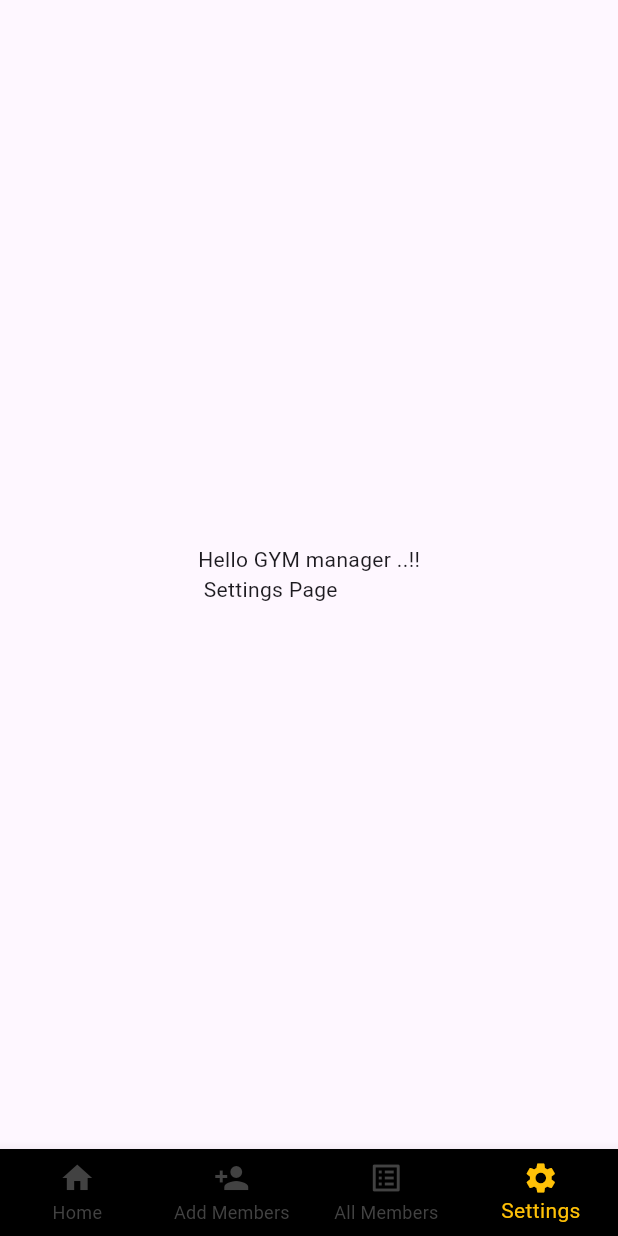
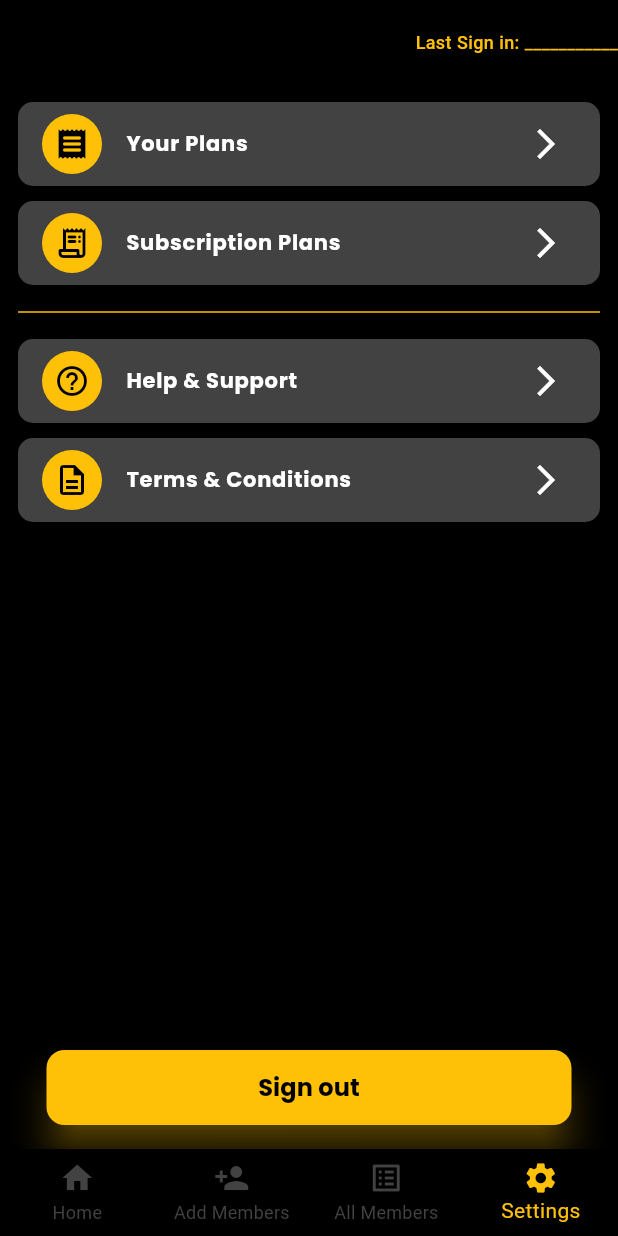
Before and after one commit to ferajofficial/gym_manager, a Flutter app: the screen it shows after launch, item 4 of the bottom bar chosen, on a phone screen of 412 x 824 dp. Run offline on Flutter 3.47's test engine with Material 3 defaults, Android fonts, the light colour scheme and no system bars; our stand-ins replace google_fonts, velocity_x; Roboto replaces fonts that are missing (Padauk).

Commit message:
✨ [#UI] - settings_page

```diff
--- a/lib/features/add_members/add_members.dart
+++ b/lib/features/add_members/add_members.dart
@@ -333,6 +333,8 @@ class _AddMembersViewState extends State<AddMembersView> {
                       shape: RoundedRectangleBorder(
                         borderRadius: BorderRadius.circular(10),
                       ),
+                      elevation: 10,
+                      shadowColor: Colors.amber,
                     ),
                     child: Text(
                       'Add Member',
--- a/lib/features/settings/settings.dart
+++ b/lib/features/settings/settings.dart
@@ -1,13 +1,19 @@
 import 'package:flutter/material.dart';
+import 'package:google_fonts/google_fonts.dart';
+import 'package:gym_manager/features/settings/widgets/base_settings.dart';
+import 'package:gym_manager/features/settings/widgets/last_date.dart';
+import 'package:gym_manager/features/settings/widgets/users_settings.dart';
+import 'package:velocity_x/velocity_x.dart';
 
 class Settings extends StatelessWidget {
-const Settings({ Key? key }) : super(key: key);
+  const Settings({super.key});
 
   @override
-  Widget build(BuildContext context){
-    return SettingsView();
+  Widget build(BuildContext context) {
+    return const SettingsView();
   }
 }
+
 class SettingsView extends StatefulWidget {
   const SettingsView({super.key});
 
@@ -18,8 +24,42 @@ class SettingsView extends StatefulWidget {
 class _SettingsViewState extends State<SettingsView> {
   @override
   Widget build(BuildContext context) {
-    return const Scaffold(
-      body: Center(child: Text("Hello GYM manager ..!!\n Settings Page")),
+    return Scaffold(
+      appBar: AppBar(
+        backgroundColor: Colors.black,
+        actions: const [LastDate()],
+      ),
+      backgroundColor: Colors.black,
+      body: Column(
+        children: [
+          const UsersSettings(),
+          10.heightBox,
+          const Divider(
+            color: Colors.amber,
+          ),
+          10.heightBox,
+          const BaseSettings(),
+        ],
+      ).p12(),
+      floatingActionButton: ElevatedButton(
+        onPressed: () {},
+        style: ElevatedButton.styleFrom(
+            backgroundColor: Colors.amber,
+            shape: RoundedRectangleBorder(
+              borderRadius: BorderRadius.circular(12),
+            ),
+            shadowColor: Colors.amber,
+            elevation: 10),
+        child: Text(
+          'Sign out',
+          style: TextStyle(
+              fontSize: Theme.of(context).textTheme.titleMedium?.fontSize,
+              fontFamily: GoogleFonts.poppins().fontFamily,
+              fontWeight: FontWeight.w700,
+              color: Colors.black),
+        ),
+      ).h(50).w(350),
+      floatingActionButtonLocation: FloatingActionButtonLocation.centerFloat,
     );
   }
 }
--- /dev/null
+++ b/lib/features/settings/widgets/base_settings.dart
@@ -0,0 +1,23 @@
+import 'package:flutter/material.dart';
+import 'package:gym_manager/features/settings/widgets/settings_tiles.dart';
+import 'package:velocity_x/velocity_x.dart';
+
+class BaseSettings extends StatelessWidget {
+  const BaseSettings({
+    super.key,
+  });
+
+  @override
+  Widget build(BuildContext context) {
+    return Column(
+      children: [
+        const SettingsTiles(
+          title: 'Help & Support',
+          icon: Icons.help_outline,
+        ),
+        10.heightBox,
+        const SettingsTiles(title: "Terms & Conditions", icon: Icons.description_outlined)
+      ],
+    );
+  }
+}
--- /dev/null
+++ b/lib/features/settings/widgets/last_date.dart
@@ -0,0 +1,32 @@
+import 'package:flutter/material.dart';
+import 'package:google_fonts/google_fonts.dart';
+
+class LastDate extends StatelessWidget {
+  const LastDate({
+    super.key,
+  });
+
+  @override
+  Widget build(BuildContext context) {
+    return Row(
+      children: [
+        Text(
+          'Last Sign in: ',
+          style: TextStyle(
+              fontSize: Theme.of(context).textTheme.bodySmall?.fontSize,
+              fontFamily: GoogleFonts.padauk().fontFamily,
+              fontWeight: FontWeight.w500,
+              color: Colors.amber),
+        ),
+        Text(
+          '___________',
+          style: TextStyle(
+              fontSize: Theme.of(context).textTheme.bodySmall?.fontSize,
+              fontFamily: GoogleFonts.palanquinDark().fontFamily,
+              fontWeight: FontWeight.w400,
+              color: Colors.amber),
+        ),
+      ],
+    );
+  }
+}
--- /dev/null
+++ b/lib/features/settings/widgets/settings_tiles.dart
@@ -0,0 +1,32 @@
+import 'package:flutter/material.dart';
+import 'package:google_fonts/google_fonts.dart';
+
+class SettingsTiles extends StatelessWidget {
+  final String title;
+  final IconData icon;
+  const SettingsTiles({
+    super.key, required this.title, required this.icon,
+  });
+
+  @override
+  Widget build(BuildContext context) {
+    return ListTile(
+      shape: const RoundedRectangleBorder(borderRadius: BorderRadius.all(Radius.circular(10))),
+      leading:  CircleAvatar(
+          backgroundColor: Colors.amber, child: Icon(icon, color: Colors.black)),
+      title: Text(
+        title,
+        style: TextStyle(
+            fontSize: Theme.of(context).textTheme.labelLarge?.fontSize,
+            fontFamily: GoogleFonts.poppins().fontFamily,
+            fontWeight: FontWeight.w700,
+            color: Colors.white),
+      ),
+      trailing: const Icon(Icons.arrow_forward_ios, color: Colors.white),
+      tileColor: Colors.grey[800],
+      onTap: () {
+        // Add functionality for Help & Support
+      },
+    );
+  }
+}
--- /dev/null
+++ b/lib/features/settings/widgets/users_settings.dart
@@ -0,0 +1,18 @@
+import 'package:flutter/material.dart';
+import 'package:gym_manager/features/settings/widgets/settings_tiles.dart';
+import 'package:velocity_x/velocity_x.dart';
+
+class UsersSettings extends StatelessWidget {
+  const UsersSettings({super.key});
+
+  @override
+  Widget build(BuildContext context) {
+    return Column(
+      children: [
+        const SettingsTiles(title: "Your Plans", icon: Icons.receipt_rounded),
+        10.heightBox,
+        const SettingsTiles(title: "Subscription Plans", icon: Icons.receipt_long_rounded),
+      ],
+    );
+  }
+}
```
